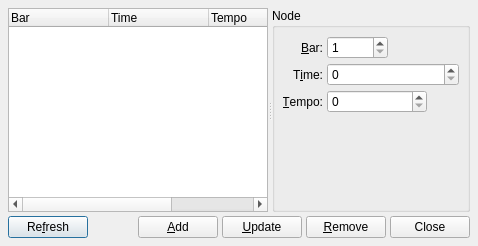
The window that src/qtractorTimeScaleForm.ui (rncbc/qtractor) describes before a commit, drawn with Qt 5.
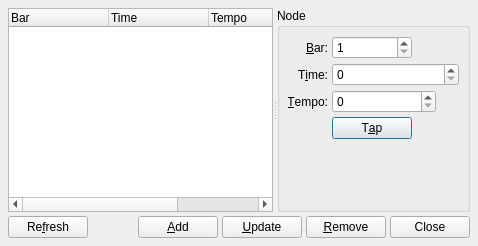
The same window after the commit. Icons and pictures are not drawn. Custom widgets are drawn as their Qt base class.

Commit message: - Tempo tap button was added to View/Tempo Map...   dialog (EXPERIMENTAL).

Diff of the .ui file:
```diff
--- a/src/qtractorTimeScaleForm.ui
+++ b/src/qtractorTimeScaleForm.ui
@@ -167,7 +167,14 @@
          </property>
         </widget>
        </item>
-       <item row="3" column="0" colspan="4" >
+	   <item row="3" column="1">
+		<widget class="QPushButton" name="TempoPushButton">
+		 <property name="text">
+		  <string>T&amp;ap</string>
+		 </property>
+		</widget>
+	   </item>
+	   <item row="4" column="0" colspan="4" >
         <spacer>
          <property name="orientation" >
           <enum>Qt::Vertical</enum>
```
Left out of the diff: 3 changed lines with no effect on the pictures. The commit also changes 7 other files.
